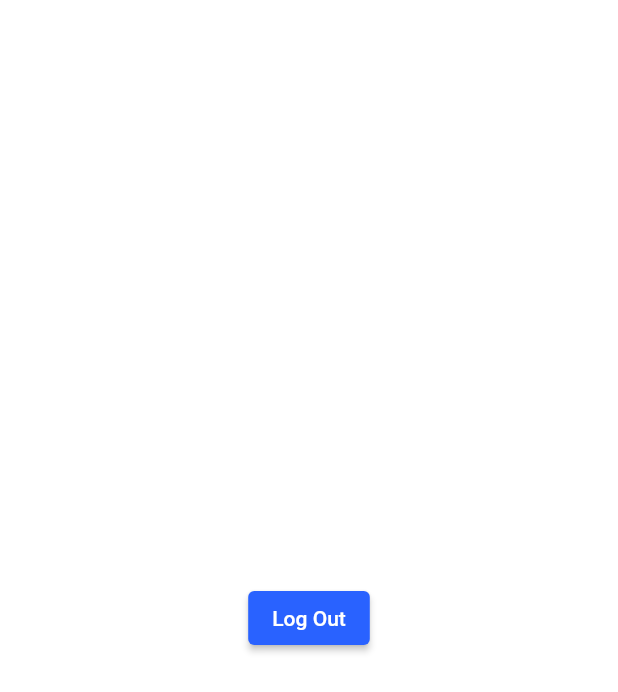
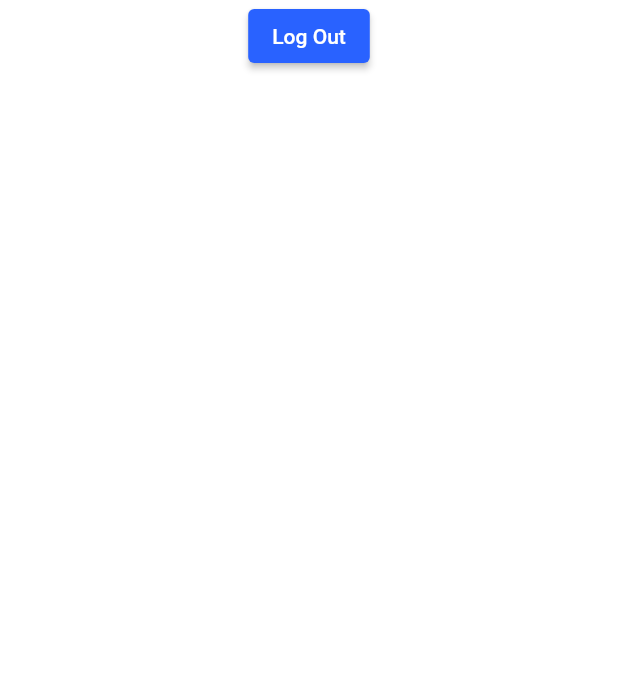
Before and after one commit to dannybkkhoo/FlutterPhoto, a Flutter app: the HomePage screen opened by its route, after a tap on "Log Out", on a phone screen of 412 x 824 dp. Shown: the top 692 px of the screen. Run offline on Flutter 3.47's test engine with Material 2 defaults, Android fonts, the phone set to English and light mode, and no system bars; our stand-ins replace cloud_firestore, connectivity, firebase_auth, firebase_core, flutter_riverpod, freezed_annotation and 1 more; missing offline and left inert: alert_dialog, flutter_facebook_login; accounts and stored records are empty; generated files the repository leaves out were written again.

Commit message:
Fixed AuthProvider bug where its instances are not updated after login. Added firestore storage class, able to upload or download current Userdata structure.

```diff
--- a/lib/auth_provider.dart
+++ b/lib/auth_provider.dart
@@ -5,15 +5,14 @@ import 'google_auth.dart';
 
 class AuthProvider with ChangeNotifier {
   final FirebaseAuth _firebaseAuth; //firebase instance must be created and provided to this class
-  User? _firebaseUser = null;  //initially null before sign in, may also be null if sign in failed or signed out
   String? _error = null;
   bool _isLoading = false;
 
   AuthProvider(this._firebaseAuth);
 
-  FirebaseAuth get firebaseAuth => _firebaseAuth; //returns the firebase instance
-  User? get firebaseUser => _firebaseUser;  //may return null if not signed in
-  String? get uid => _firebaseUser?.uid;    //may return null if not signed in or already signed out, otherwise returns a string of uid
+  FirebaseAuth get firebaseAuth => _firebaseAuth;       //returns the firebase instance
+  User? get firebaseUser => _firebaseAuth.currentUser;  //may return null if not signed in
+  String? get uid => _firebaseAuth.currentUser?.uid;    //may return null if not signed in or already signed out, otherwise returns a string of uid
   String? get error => _error;
   bool get isLoading => _isLoading;
 
--- a/lib/home_page.dart
+++ b/lib/home_page.dart
@@ -7,6 +7,7 @@ class HomePage extends ConsumerWidget {
   @override
   Widget build(BuildContext context, ScopedReader watch) {
     final firebaseAuth = watch(firebaseAuthProvider);
+    final String? uid = firebaseAuth.uid;
     Future<bool> _willPopCallBack() async {
       return await showDialog<bool>(
         context: context,
@@ -25,7 +26,7 @@ class HomePage extends ConsumerWidget {
                 onPressed: () {
                   Navigator.of(context).pop(false);
                 }
-            )
+            ),
           ]
         )
       )??false; //if showDialog dismissed/"No" pressed, return false, else true
@@ -33,11 +34,15 @@ class HomePage extends ConsumerWidget {
     return WillPopScope(
       onWillPop: _willPopCallBack,
       child: Scaffold(
-        body: Center(
-          child: ElevatedButton(
-            child: Text("Log Out"),
-            onPressed: firebaseAuth.signOut,
-          )
+        body: Column(
+          children:[
+            Center(
+              child: ElevatedButton(
+                child: Text("Log Out"),
+                onPressed: firebaseAuth.signOut,
+              ),
+            ),
+          ]
         ),
       ),
     );
--- a/lib/root_page.dart
+++ b/lib/root_page.dart
@@ -9,6 +9,7 @@ import 'connection_provider.dart';
 import 'strings.dart';
 import 'images.dart';
 import 'test.dart';
+import 'home_test.dart';
 
 /*
 This page is the base of the app, on the highest level of the widget tree just
--- a/lib/test.dart
+++ b/lib/test.dart
@@ -7,6 +7,8 @@ import 'theme_provider.dart';
 import 'package:flutter_riverpod/flutter_riverpod.dart';
 import 'top_level_providers.dart';
 import 'userdata.dart';
+import 'firestore_storage.dart';
+
 
 class TestPage extends ConsumerWidget {
   late String text;
@@ -27,7 +29,7 @@ class TestPage extends ConsumerWidget {
     updatedAt: DateTime.now().toString(),
     link: "DEF",
     description: "GHI",
-    //images: ["HMMM","LOL"]
+    imagelist: ["HMMM","LOL"]
   );
 
   Imagedata imag = Imagedata(
@@ -37,19 +39,32 @@ class TestPage extends ConsumerWidget {
   );
 
   void test() {
-    final userz = user.copyWith(folders: {fold.id:fold}, images: {imag.id:imag});
-    //final userz = user.copyWith(images: {imag.id:imag});
-    //final userz = fold;
+    final userz = user.copyWith(images: {imag.id:imag});
     final serial = userz.toJson();
     final deserial = Folderdata.fromJson(serial);
     print(serial);
     print(deserial);
   }
 
+  void upload(String uid) async {
+    final userz = user.copyWith(folders:{fold.id:fold},images: {imag.id:imag});
+    final data = userz.toJson();
+    await FirestoreStorage().writeData("UserData", uid, "collection", "main_collection", data);
+  }
+
+  void download(String uid) async {
+    final data = await FirestoreStorage().readData("UserData", uid, "collection", "main_collection");
+    if(data != null){
+      final deserial = Userdata.fromJson(data);
+      print("Data is:\n${deserial}");
+    }
+  }
 
   @override
   Widget build(BuildContext context, ScopedReader watch) {
     final theme= watch(themeProvider);
+    final firebaseAuth = context.read(firebaseAuthProvider);
+    final uid = firebaseAuth.firebaseUser?.uid;
     return Scaffold(
         body: SafeArea(
           child: LayoutBuilder(
@@ -79,6 +94,13 @@ class TestPage extends ConsumerWidget {
                         children: [
                           ElevatedButton(onPressed: test, child: Text("Print")),
                         ],
+                      ),
+                      Row(
+                        mainAxisAlignment: MainAxisAlignment.center,
+                        children: [
+                          ElevatedButton(onPressed: () => upload(uid??""), child: Text("Upload")),
+                          ElevatedButton(onPressed: () => download(uid??""), child: Text("Download")),
+                        ],
                       )
                     ],
                   ),
--- a/pubspec.yaml
+++ b/pubspec.yaml
@@ -21,7 +21,6 @@ dependencies:
     sdk: flutter
   alert_dialog: ^1.0.0
   firebase_auth: ^1.0.1
-  firebase_core: ^1.0.2
   flutter_facebook_login: ^3.0.0
   flutter_riverpod: ^0.13.1
   google_sign_in: ^5.0.1
@@ -31,6 +30,8 @@ dependencies:
   connectivity: ^3.0.6
   json_annotation: ^4.0.1
   meta: ^1.3.0
+  cloud_firestore: ^2.3.0
+  firebase_core: ^1.3.0
 
 dev_dependencies:
   flutter_test:
```
Also changed, not shown: lib/firestore_storage.dart (added, +26 -0 lines), lib/home_test.dart (added, +98 -0 lines), pubspec.lock, 1 other file.
